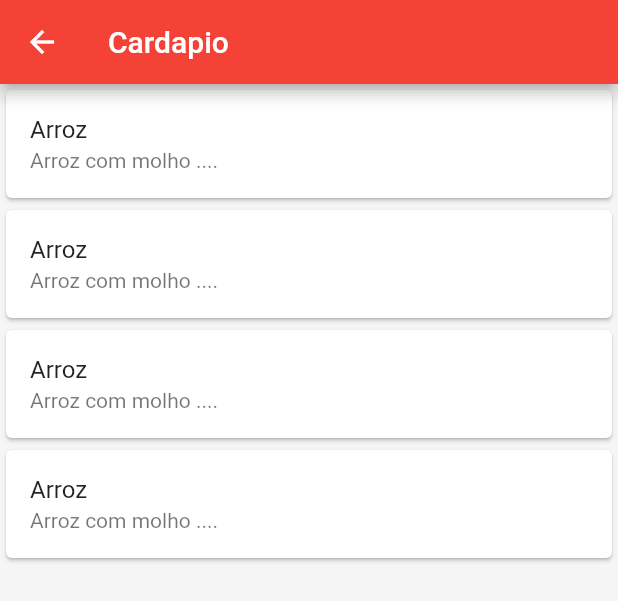
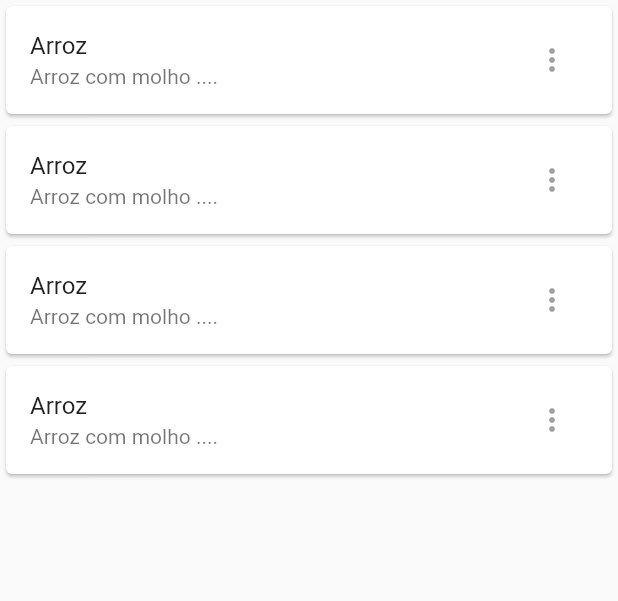
Before and after one commit to znobrega/ifood-flutter, a Flutter app: the Cardapio widget shown alone on an empty page, opened directly, on a phone screen of 412 x 824 dp. Shown: the top 601 px of the screen. Run offline on Flutter 3.47's test engine with Material 2 defaults, Android fonts, the phone set to English and light mode, and no system bars.

Commit message:
adicao da tela de cardapio

```diff
--- a/lib/src/screens/cardapio.dart
+++ b/lib/src/screens/cardapio.dart
@@ -1,4 +1,5 @@
 import 'package:flutter/material.dart';
+import 'package:ifood_app/src/screens/add_food.dart';
 
 class Cardapio extends StatefulWidget {
   Cardapio();
@@ -11,51 +12,11 @@ class _CardapioState extends State<Cardapio> {
   @override
   void initState() {
     // bloc.getCardapio(idTurma: widget.idTurma);
-    // super.initState();
+    super.initState();
   }
 
   @override
   Widget build(BuildContext context) {
-    return Scaffold(
-        backgroundColor: Color(0xfff5f5f5),
-        appBar: AppBar(
-          title: Text("Cardapio"),
-          leading: IconButton(
-            icon: Icon(Icons.arrow_back),
-            onPressed: () {
-              Navigator.pop(context);
-            },
-          ),
-        ),
-        body: buildCardapio(context));
-  }
-
-  // Future getCardapio() {}
-
-  // Widget listStudents() {
-  //   return FutureBuilder(
-  //     future: getCardapio,
-  //     builder: (BuildContext context, AsyncSnapshot<dynamic> snapshot) {
-  //       if (snapshot.hasData && !snapshot.hasError) {
-  //         return ListView.builder(
-  //           itemCount: snapshot.data?.length ?? 0,
-  //           itemBuilder: (BuildContext context, int index) {
-  //             if (snapshot.data.length == 0) {
-  //               return Center(
-  //                 child: Text("Nenhuma comida cadastrada"),
-  //               );
-  //             }
-  //             return buildCardapio(snapshot.data[index], context);
-  //           },
-  //         );
-  //       } else {
-  //         return Center(child: CircularProgressIndicator());
-  //       }
-  //     },
-  //   );
-  // }
-
-  Widget buildCardapio(BuildContext context) {
     return ListView.builder(
       itemCount: 4,
       itemBuilder: (BuildContext context, int index) {
@@ -63,7 +24,14 @@ class _CardapioState extends State<Cardapio> {
           child: ListTile(
             title: Text("Arroz"),
             subtitle: Text("Arroz com molho ...."),
-            onTap: null,
+            trailing: IconButton(icon: Icon(Icons.more_vert), onPressed: null),
+            onTap: () {
+              Navigator.push(
+                  context,
+                  MaterialPageRoute(
+                      builder: (BuildContext context) =>
+                          AddComida("Editar comida")));
+            },
           ),
         );
       },
```
